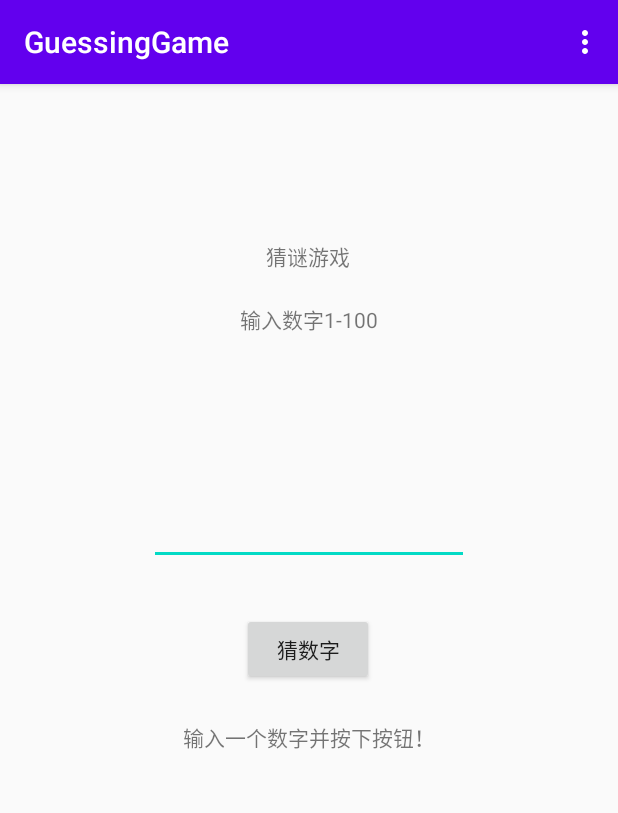
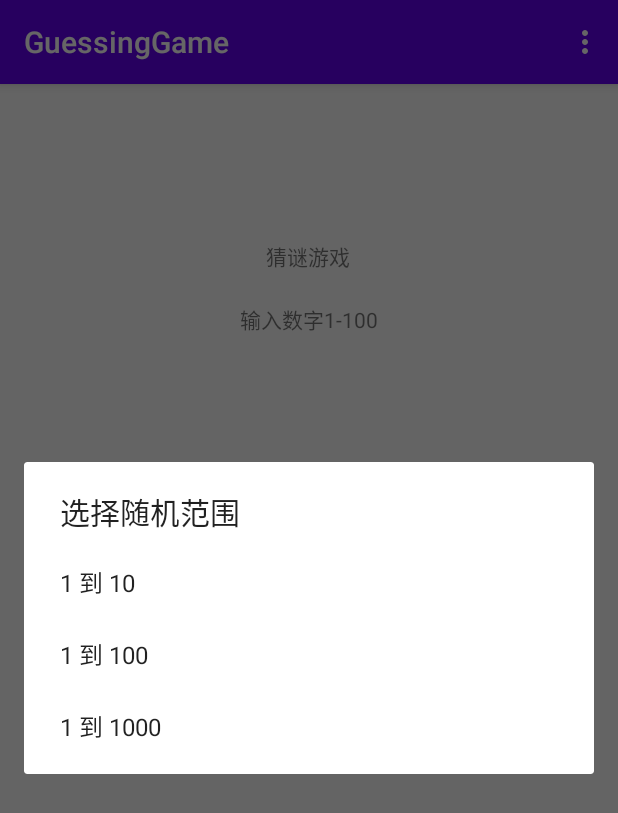
Before and after one commit to freesan44/LeanrJavaTheEasyWay, an Android app: the screen it shows after launch (MainActivity), in the options menu, after a tap on "Settings", on a phone screen of 412 x 824 dp. Shown: the top 813 px of the screen. Run offline under Robolectric (Android 15) with nearby library versions, the phone set to English and light mode, and no system bars.

Commit message:
开发完成

```diff
--- a/AndroidApp/app/build.gradle
+++ b/AndroidApp/app/build.gradle
@@ -34,4 +34,5 @@ dependencies {
     testImplementation 'junit:junit:4.12'
     androidTestImplementation 'androidx.test.ext:junit:1.1.1'
     androidTestImplementation 'androidx.test.espresso:espresso-core:3.2.0'
+    implementation 'androidx.preference:preference:1.1.1'
 }
--- a/AndroidApp/app/src/main/java/com/example/guessinggame/MainActivity.java
+++ b/AndroidApp/app/src/main/java/com/example/guessinggame/MainActivity.java
@@ -1,10 +1,14 @@
 package com.example.guessinggame;
 
+import android.content.DialogInterface;
+import android.content.SharedPreferences;
 import android.os.Bundle;
 
+import androidx.appcompat.app.AlertDialog;
 import androidx.appcompat.app.AppCompatActivity;
 import androidx.appcompat.widget.Toolbar;
 
+import androidx.preference.PreferenceManager;
 import android.util.Log;
 import android.view.Menu;
 import android.view.MenuItem;
@@ -17,7 +21,9 @@ public class MainActivity extends AppCompatActivity {
     private EditText txtGuess;
     private Button guessBtn;
     private TextView resultView;
+    private TextView titleView;
     private int theNumber;
+    private int range = 100;//随机范围
 
     @Override
     protected void onCreate(Bundle savedInstanceState) {
@@ -37,13 +43,16 @@ public class MainActivity extends AppCompatActivity {
         txtGuess = findViewById(R.id.guessText);
         guessBtn = findViewById(R.id.guessBtn);
         resultView = findViewById(R.id.resultTextView);
+        titleView = findViewById(R.id.titleView);
         guessBtn.setOnClickListener(new View.OnClickListener() {
             @Override
             public void onClick(View v) {
                 guessNum();
             }
         });
-        theNumber = (int) (Math.random()*100+1);
+        SharedPreferences preferences = PreferenceManager.getDefaultSharedPreferences(this);
+        range = preferences.getInt("range",100);
+        NewGame();
 
     }
 
@@ -72,6 +81,13 @@ public class MainActivity extends AppCompatActivity {
         }
     }
 
+    public void NewGame()
+    {
+        theNumber = (int) (Math.random()*range+1);
+        titleView.setText("输入数字1-"+range);
+        txtGuess.setText(""+range/2);
+        txtGuess.requestFocus();
+    }
     @Override
     public boolean onCreateOptionsMenu(Menu menu) {
         // Inflate the menu; this adds items to the action bar if it is present.
@@ -87,10 +103,69 @@ public class MainActivity extends AppCompatActivity {
         int id = item.getItemId();
 
         //noinspection SimplifiableIfStatement
-        if (id == R.id.action_settings) {
-            return true;
+        switch (id){
+            case R.id.action_settings:
+                selectRangeAlert();
+                return true;
+            case R.id.action_gamestarts:
+                return true;
+            case R.id.action_newgame:
+                NewGame();
+                return true;
+            case R.id.action_about:
+                aboutAlert();
+                return true;
+            default:
+                return super.onOptionsItemSelected(item);
         }
+    }
 
-        return super.onOptionsItemSelected(item);
+    public void aboutAlert()
+    {
+        AlertDialog aboutAl = new AlertDialog.Builder(MainActivity.this).create();
+        aboutAl.setTitle("关于猜数游戏");
+        aboutAl.setMessage("2020.5.4 猜数游戏");
+        aboutAl.setButton(AlertDialog.BUTTON_NEUTRAL, "确定", new DialogInterface.OnClickListener() {
+            @Override
+            public void onClick(DialogInterface dialog, int which) {
+                dialog.dismiss();
+            }
+        });
+        aboutAl.show();
+    }
+    public void selectRangeAlert(){
+        Log.v("test","弹框");
+        final CharSequence[] items = {"1 到 10","1 到 100", "1 到 1000"};
+        final AlertDialog.Builder rangeAl = new AlertDialog.Builder(this);
+        rangeAl.setTitle("选择随机范围");
+        rangeAl.setItems(items, new DialogInterface.OnClickListener() {
+            @Override
+            public void onClick(DialogInterface dialog, int which) {
+                switch (which){
+                    case 0:
+                        range = 10;
+                        break;
+                    case 1:
+                        range = 100;
+                        break;
+                    case 2:
+                        range = 1000;
+                        break;
+                    default:
+                        range = 100;
+                }
+                NewGame();
+                storeRange();
+                dialog.dismiss();
+            }
+        });
+        AlertDialog alert = rangeAl.create();
+        alert.show();
+    }
+    public void storeRange(){
+        SharedPreferences preferences = PreferenceManager.getDefaultSharedPreferences(this);
+        SharedPreferences.Editor editor = preferences.edit();
+        editor.putInt("range",range);
+        editor.apply();
     }
 }
--- a/AndroidApp/app/src/main/res/menu/menu_main.xml
+++ b/AndroidApp/app/src/main/res/menu/menu_main.xml
@@ -5,6 +5,15 @@
     <item
         android:id="@+id/action_settings"
         android:orderInCategory="100"
-        android:title="@string/action_settings"
-        app:showAsAction="never" />
+        android:title="@string/action_settings"/>
+<!--        app:showAsAction="never" -->
+        />
+    <item android:id="@+id/action_newgame"
+        android:title="新游戏"/>
+    <item
+        android:id="@+id/action_gamestarts"
+        android:title="游戏状态" />
+    <item android:id="@+id/action_about"
+        android:title="关于"/>
+
 </menu>
```
